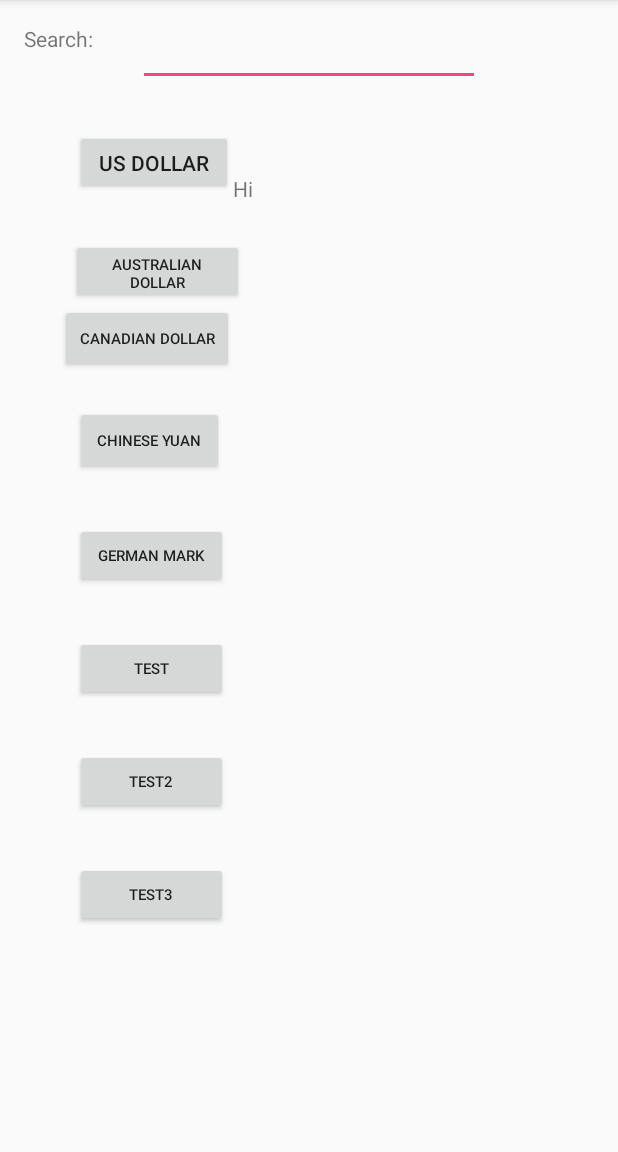
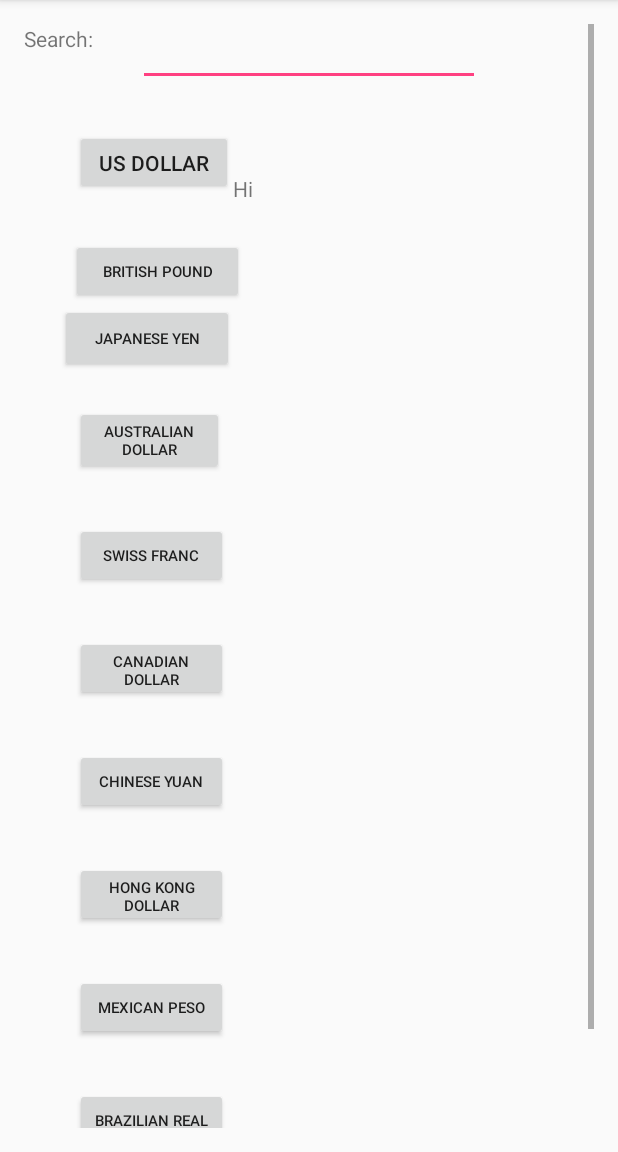
Before and after one commit to itsjbelmont/CurrencyConverter, an Android app: the MainActivity2 screen opened directly, with no data from a screen before it, on a phone screen of 412 x 824 dp, the part 84-1236 px from its top. Run offline under Robolectric (Android 15) with nearby library versions, the phone set to English and light mode, and no system bars.

Commit message:
All Buttons in Place

```diff
--- a/app/src/main/java/com/example/jackbelmont/currencyconverter/MainActivity2.java
+++ b/app/src/main/java/com/example/jackbelmont/currencyconverter/MainActivity2.java
@@ -72,8 +72,44 @@ public class MainActivity2 extends MainActivity
         });
     }
 
+    //Button for British Pound
+    public void addListenerOnButton3()
+    {
+        Button Britain_button = (Button) findViewById(R.id.Britain);
+
+        Britain_button.setOnClickListener(new View.OnClickListener()
+        {
+            @Override
+            public void onClick(View view)
+            {
+                Intent intent = new Intent(getApplicationContext(),MainActivity3.class);
+
+                startActivity(intent);
+            }
+        });
+    }
+
+
+    //Button for Japanese Yen Dollar
+    public void addListenerOnButton4()
+    {
+        Button Japan_button = (Button) findViewById(R.id.Japan);
+
+        Japan_button.setOnClickListener(new View.OnClickListener()
+        {
+            @Override
+            public void onClick(View view)
+            {
+                Intent intent = new Intent(getApplicationContext(),MainActivity3.class);
+
+                startActivity(intent);
+            }
+        });
+    }
+
+
     //Button for Australian Dollar
-    public void addListenerOnButton3()
+    public void addListenerOnButton5()
     {
         Button Australia_button = (Button) findViewById(R.id.Australia);
 
@@ -89,48 +125,12 @@ public class MainActivity2 extends MainActivity
         });
     }
 
-
-    //Button for Canadian Dollar
-    public void addListenerOnButton4()
-    {
-        Button Canada_button = (Button) findViewById(R.id.Canada);
-
-        Canada_button.setOnClickListener(new View.OnClickListener()
-        {
-            @Override
-            public void onClick(View view)
-            {
-                Intent intent = new Intent(getApplicationContext(),MainActivity3.class);
-
-                startActivity(intent);
-            }
-        });
-    }
-
-
-    //Button for Chinese Dollar
-    public void addListenerOnButton5()
-    {
-        Button China_button = (Button) findViewById(R.id.China);
-
-        China_button.setOnClickListener(new View.OnClickListener()
-        {
-            @Override
-            public void onClick(View view)
-            {
-                Intent intent = new Intent(getApplicationContext(),MainActivity3.class);
-
-                startActivity(intent);
-            }
-        });
-    }
-
-    //Button for German Dollar
+    //Button for Swiss Frac
     public void addListenerOnButton6()
     {
-        Button German_button = (Button) findViewById(R.id.Germany);
+        Button Swiss_button = (Button) findViewById(R.id.Switzerland);
 
-        German_button.setOnClickListener(new View.OnClickListener()
+        Swiss_button.setOnClickListener(new View.OnClickListener()
         {
             @Override
             public void onClick(View view)
--- a/app/src/main/res/layout/activity_main2.xml
+++ b/app/src/main/res/layout/activity_main2.xml
@@ -79,7 +79,7 @@
         android:text="@string/app_name"
         android:layout_marginEnd="52dp"
         android:layout_marginTop="376dp"
-        android:layout_toRightOf="@id/Germany" />
+        android:layout_toRightOf="@id/Australia" />
 
     <Button
         android:id="@+id/USD"
@@ -91,74 +91,108 @@
         android:layout_below="@id/textView" />
 
     <Button
-        android:id="@+id/Australia"
+        android:id="@+id/Britain"
         android:layout_width="115dp"
         android:layout_height="43dp"
         android:layout_marginStart="31dp"
         android:layout_marginTop="29dp"
-        android:text="Australian Dollar"
+        android:text="British Pound"
         android:textSize="10sp"
         android:layout_below="@id/USD" />
 
     <Button
-        android:id="@+id/Canada"
+        android:id="@+id/Japan"
         android:layout_width="116dp"
         android:layout_height="46dp"
         android:layout_marginLeft="24dp"
-        android:text="Canadian Dollar"
+        android:text="Japanese Yen"
         android:textSize="10sp"
-        android:layout_below="@id/Australia" />
+        android:layout_below="@id/Britain" />
 
     <Button
-        android:id="@+id/China"
+        android:id="@+id/Australia"
         android:layout_width="99dp"
         android:layout_height="46dp"
         android:layout_marginStart="34dp"
         android:layout_marginTop="22dp"
-        android:text="Chinese Yuan"
+        android:text="Australian Dollar"
         android:textSize="10sp"
-        android:layout_below="@id/Canada" />
+        android:layout_below="@id/Japan" />
 
     <Button
-        android:id="@+id/Germany"
+        android:id="@+id/Switzerland"
         android:layout_width="102dp"
         android:layout_height="43dp"
         android:layout_marginStart="34dp"
         android:layout_marginTop="32dp"
-        android:text="German Mark"
+        android:text="Swiss Franc"
         android:textSize="10sp"
-        android:layout_below="@id/China"/>
+        android:layout_below="@id/Australia"/>
 
 
         <Button
-            android:id="@+id/Prop"
+            android:id="@+id/Canada"
             android:layout_width="102dp"
             android:layout_height="43dp"
             android:layout_marginStart="34dp"
             android:layout_marginTop="32dp"
-            android:text="Test"
+            android:text="Canadian Dollar"
             android:textSize="10sp"
-            android:layout_below="@id/Germany"/>
+            android:layout_below="@id/Switzerland"/>
 
         <Button
-            android:id="@+id/Prop2"
+            android:id="@+id/China"
             android:layout_width="102dp"
             android:layout_height="43dp"
             android:layout_marginStart="34dp"
             android:layout_marginTop="32dp"
-            android:text="Test2"
+            android:text="Chinese Yuan"
             android:textSize="10sp"
-            android:layout_below="@id/Prop"/>
+            android:layout_below="@id/Canada"/>
 
         <Button
-            android:id="@+id/Prop3"
+            android:id="@+id/Hong_Kong"
             android:layout_width="102dp"
             android:layout_height="43dp"
             android:layout_marginStart="34dp"
             android:layout_marginTop="32dp"
-            android:text="Test3"
+            android:text="Hong Kong Dollar"
             android:textSize="10sp"
-            android:layout_below="@id/Prop2"/>
+            android:layout_below="@id/China"/>
+
+        <Button
+            android:id="@+id/Mexico"
+            android:layout_width="102dp"
+            android:layout_height="43dp"
+            android:layout_marginStart="34dp"
+            android:layout_marginTop="32dp"
+            android:text="Mexican Peso"
+            android:textSize="10sp"
+            android:layout_below="@id/Hong_Kong"/>
+
+        <Button
+            android:id="@+id/Brazil"
+            android:layout_width="102dp"
+            android:layout_height="43dp"
+            android:layout_marginStart="34dp"
+            android:layout_marginTop="32dp"
+            android:text="Brazilian Real"
+            android:textSize="10sp"
+            android:layout_below="@id/Mexico"/>
+
+        <Button
+            android:id="@+id/Euro"
+            android:layout_width="102dp"
+            android:layout_height="43dp"
+            android:layout_marginStart="34dp"
+            android:layout_marginTop="32dp"
+            android:text="Euro"
+            android:textSize="10sp"
+            android:layout_below="@id/Brazil"/>
+
+
+
+
 
     </RelativeLayout>
 
--- a/app/src/main/res/values/strings.xml
+++ b/app/src/main/res/values/strings.xml
@@ -4,10 +4,16 @@
 
     <string-array name = "Currency_arrays">
         <item>US Dollar</item>
-        <item>Australian Dollar </item>
-        <item>Canadian Dollar </item>
+        <item>British Pound </item>
+        <item>Japanese Yen </item>
+        <item>Australian Dollar</item>
+        <item>Swiss Franc</item>
+        <item>Canadian Dollar</item>
         <item>Chinese Yuan</item>
-        <item>German Mark</item>
+        <item>Hong Kong Dollar</item>
+        <item>Mexican Peso</item>
+        <item>Brazilian Real</item>
+        <item>Euro</item>
     </string-array>
 
 
```
